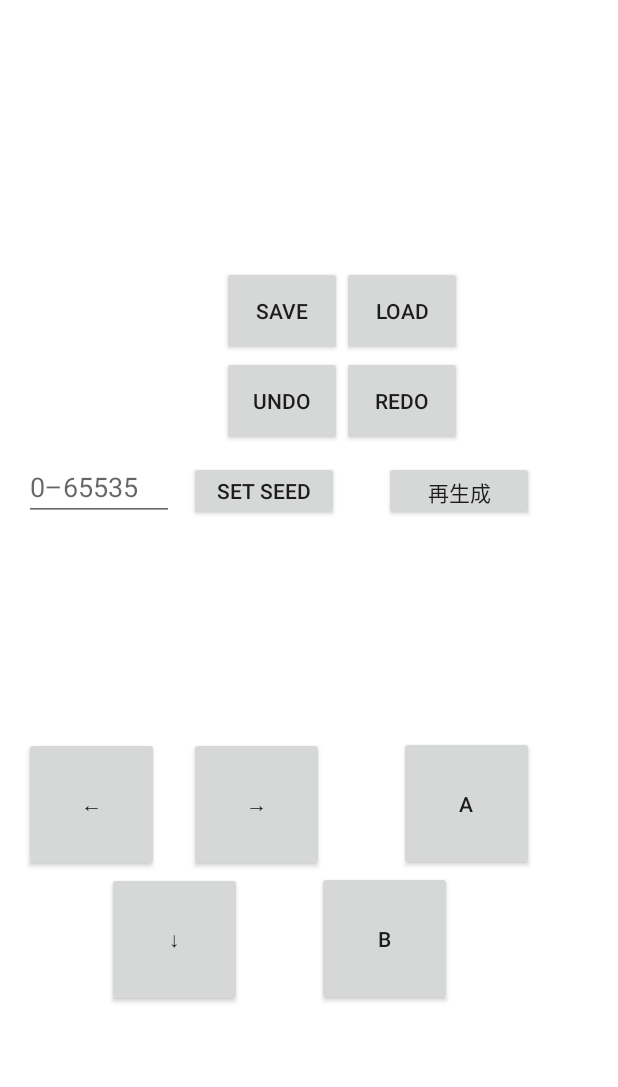
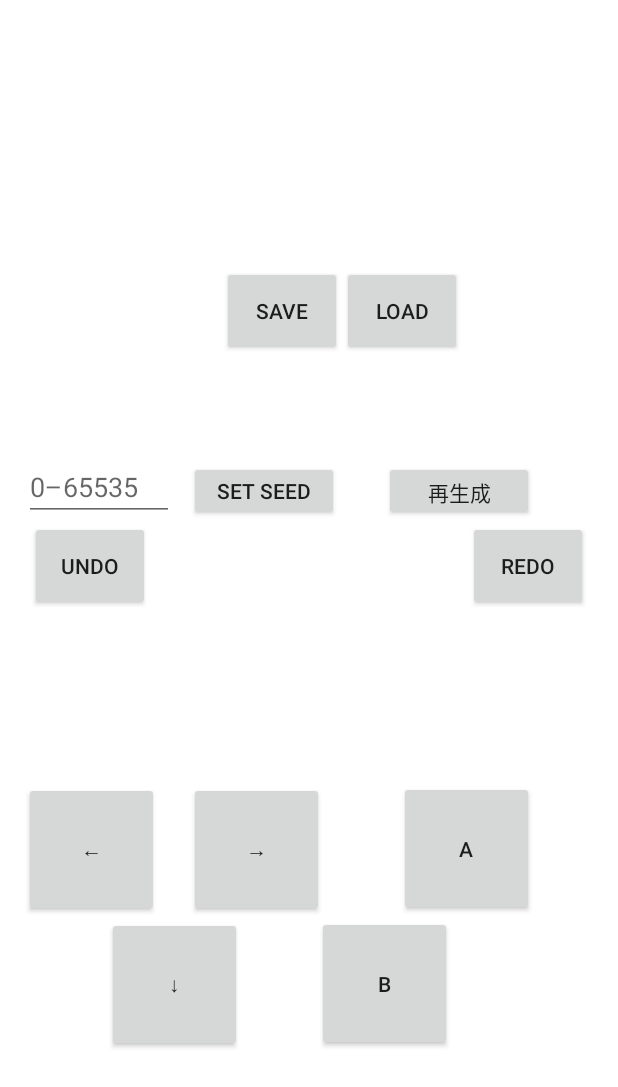
Before and after one commit to koiking213/PuyoBaseSimulator, an Android app: the layout fragment_home.xml on its own in the app's theme, with its tools: preview values and no code run, on a phone screen of 412 x 824 dp. Shown: the top 1087 px of the screen. Run offline under Robolectric (Android 15) with nearby library versions, the phone set to English and light mode, and no system bars.

Commit message:
UNDO/REDOボタンをカーソル付近に移動

```diff
--- a/app/src/main/res/layout/fragment_home.xml
+++ b/app/src/main/res/layout/fragment_home.xml
@@ -42,7 +42,7 @@
         app:columnCount="2"
         app:layout_constraintStart_toEndOf="@id/fieldLayout"
         app:layout_constraintBottom_toBottomOf="@id/fieldLayout"
-        app:rowCount="2">
+        app:rowCount="1">
 
         <Button
             android:id="@+id/buttonSave"
@@ -59,24 +59,30 @@
             android:text="@string/load"
             app:layout_column="1"
             app:layout_row="0" />
+    </androidx.gridlayout.widget.GridLayout>
 
     <Button
         android:id="@+id/buttonUndo"
         android:layout_width="80dp"
         android:layout_height="60dp"
         android:text="@string/undo"
-            app:layout_column="0"
-            app:layout_row="1" />
+        app:layout_constraintTop_toBottomOf="@id/buttonSetSeed"
+        app:layout_constraintStart_toStartOf="parent"
+        android:layout_marginStart="20dp"
+        android:layout_marginBottom="20dp"
+        />
 
     <Button
         android:id="@+id/buttonRedo"
         android:layout_width="80dp"
         android:layout_height="60dp"
         android:text="@string/redo"
-            app:layout_column="1"
-            app:layout_row="1" />
+        app:layout_constraintTop_toBottomOf="@id/buttonSetSeed"
+        app:layout_constraintEnd_toEndOf="parent"
+        android:layout_marginEnd="20dp"
+        android:layout_marginBottom="20dp"
+        />
 
-    </androidx.gridlayout.widget.GridLayout>
 
 
     <androidx.gridlayout.widget.GridLayout
@@ -146,7 +152,7 @@
     <LinearLayout
         android:layout_width="wrap_content"
         android:layout_height="wrap_content"
-        app:layout_constraintTop_toBottomOf="@id/editTextSeed"
+        app:layout_constraintTop_toBottomOf="@id/buttonUndo"
         app:layout_constraintStart_toStartOf="parent"
         app:layout_constraintBottom_toBottomOf="parent"
         android:orientation="vertical">
```
Lines whose indentation alone changed are shown as unchanged.
